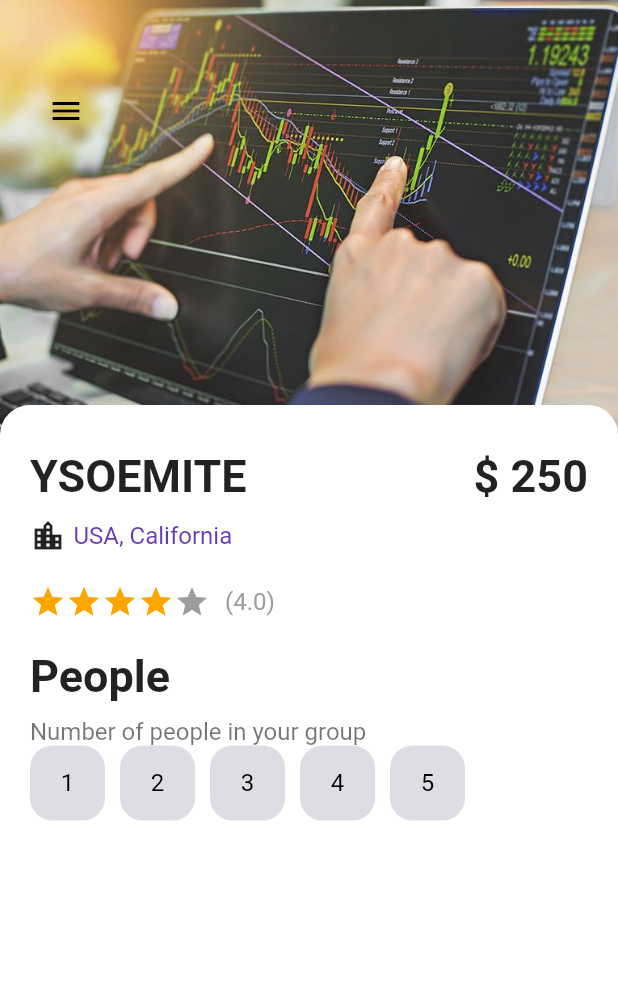
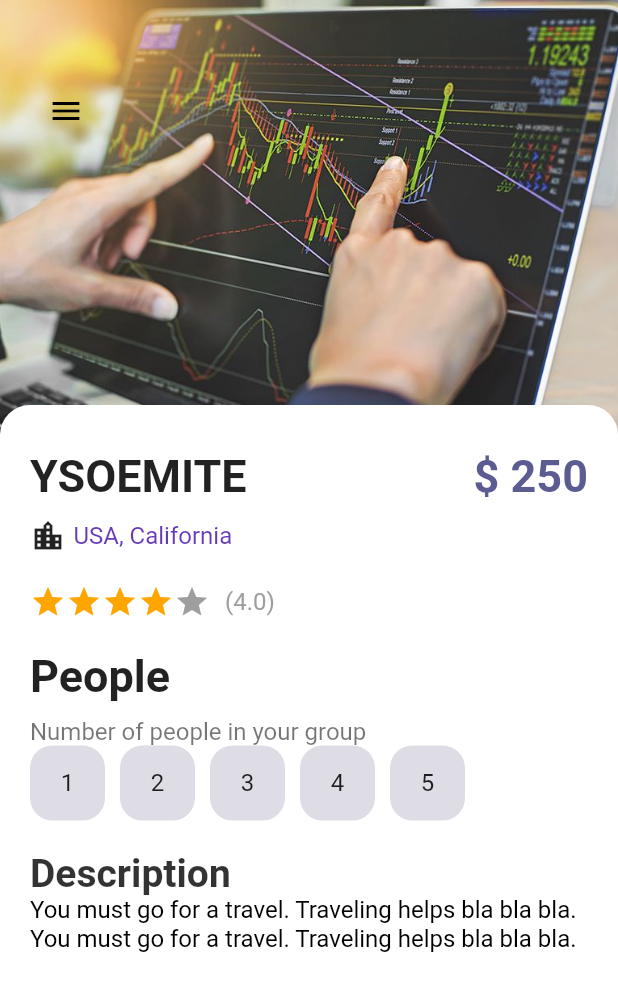
Before and after one commit to 1Gura/temp, a Flutter app: the screen it shows after launch, on a phone screen of 412 x 824 dp. Shown: the top 991 px of the screen. Run offline on Flutter 3.47's test engine with Material 2 defaults, Android fonts, the phone set to English and light mode, and no system bars.

Commit message:
buttons index was finished

```diff
--- a/lib/misc/colors.dart
+++ b/lib/misc/colors.dart
@@ -2,5 +2,7 @@ import 'dart:ui';
 
 class AppColors {
   static const Color textColor1 = Color.fromARGB(200, 255, 255, 255);
+  static const Color textColorPurple = Color.fromARGB(255, 92, 92, 147);
   static const Color backgroundColor1 = Color.fromARGB(255, 222, 221, 229);
+  static const Color backgroundColorOnTab1 = Color.fromARGB(255, 222, 221, 229);
 }
--- a/lib/pages/detail_page.dart
+++ b/lib/pages/detail_page.dart
@@ -13,6 +13,7 @@ class DetailPage extends StatefulWidget {
 
 class _DetailPageState extends State<DetailPage> {
   int gottenStars = 4;
+  int selectedIndex = -1;
 
   @override
   Widget build(BuildContext context) {
@@ -68,7 +69,7 @@ class _DetailPageState extends State<DetailPage> {
                           ),
                           AppLargeText(
                             text: "\$ 250",
-                            color: Colors.black87,
+                            color: AppColors.textColorPurple,
                           ),
                         ],
                       ),
@@ -128,18 +129,42 @@ class _DetailPageState extends State<DetailPage> {
                       Wrap(
                         children: List.generate(
                             5,
-                            (index) => Container(
-                                  margin: const EdgeInsets.only(right: 10),
-                                  child: SimpleButton(
-                                      size: 50,
-                                      color: Colors.black87,
-                                      backgroundColor: AppColors.backgroundColor1,
-                                      borderColor: AppColors.backgroundColor1,
-                                      text: (index + 1).toString()),
+                            (index) => InkWell(
+                                  onTap: () {
+                                    setState(() {
+                                      selectedIndex = index;
+                                    });
+                                  },
+                                  child: Container(
+                                    margin: const EdgeInsets.only(right: 10),
+                                    child: SimpleButton(
+                                        size: 50,
+                                        color: selectedIndex == index
+                                            ? Colors.white
+                                            : Colors.black87,
+                                        backgroundColor: selectedIndex == index
+                                            ? Colors.black87
+                                            : AppColors.backgroundColor1,
+                                        borderColor: AppColors.backgroundColor1,
+                                        text: (index + 1).toString()),
+                                  ),
                                 )),
                       ),
                       const SizedBox(
-                        height: 10,
+                        height: 20,
+                      ),
+                      AppLargeText(
+                        text: "Description",
+                        color: Colors.black.withOpacity(0.8),
+                        size: 26,
+                      ),
+                      AppText(
+                        text:
+                            "You must go for a travel. Traveling helps bla bla bla. You must go for a travel. Traveling helps bla bla bla.",
+                        color: Colors.black,
+                      ),
+                      const SizedBox(
+                        height: 20,
                       ),
                     ],
                   ),
--- a/lib/widgets/simple_button.dart
+++ b/lib/widgets/simple_button.dart
@@ -35,7 +35,7 @@ class SimpleButton extends StatelessWidget {
           ? Center(
               child: AppText(
                 text: text!,
-                color: Colors.black,
+                color: color,
               ),
             )
           : Center(
```
